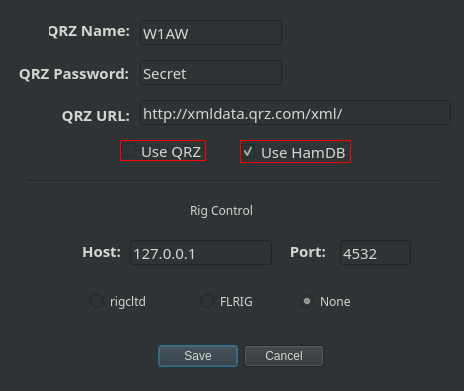
Old version of the form settings.ui in the repository mbridak/k1usnsst.
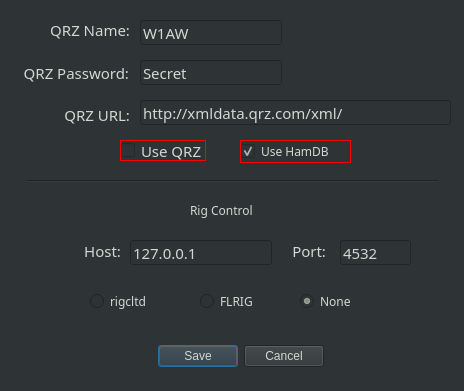
New version of the form.

Commit message: Fix: Made UI elemenst more windows friendly.

What changed in the file:
```diff
--- a/settings.ui
+++ b/settings.ui
@@ -66,8 +66,8 @@
     <font>
      <family>JetBrains Mono</family>
      <pointsize>11</pointsize>
-     <weight>75</weight>
-     <bold>true</bold>
+     <weight>50</weight>
+     <bold>false</bold>
     </font>
    </property>
    <property name="text">
@@ -90,8 +90,8 @@
     <font>
      <family>JetBrains Mono</family>
      <pointsize>11</pointsize>
-     <weight>75</weight>
-     <bold>true</bold>
+     <weight>50</weight>
+     <bold>false</bold>
     </font>
    </property>
    <property name="text">
@@ -114,8 +114,8 @@
     <font>
      <family>JetBrains Mono</family>
      <pointsize>11</pointsize>
-     <weight>75</weight>
-     <bold>true</bold>
+     <weight>50</weight>
+     <bold>false</bold>
     </font>
    </property>
    <property name="text">
@@ -138,8 +138,8 @@
     <font>
      <family>JetBrains Mono</family>
      <pointsize>11</pointsize>
-     <weight>75</weight>
-     <bold>true</bold>
+     <weight>50</weight>
+     <bold>false</bold>
     </font>
    </property>
    <property name="text">
@@ -162,8 +162,8 @@
     <font>
      <family>JetBrains Mono</family>
      <pointsize>11</pointsize>
-     <weight>75</weight>
-     <bold>true</bold>
+     <weight>50</weight>
+     <bold>false</bold>
     </font>
    </property>
    <property name="text">
@@ -341,7 +341,6 @@
    <property name="font">
     <font>
      <family>JetBrains Mono</family>
-     <pointsize>11</pointsize>
     </font>
    </property>
    <property name="styleSheet">
@@ -366,7 +365,7 @@
    <property name="font">
     <font>
      <family>JetBrains Mono</family>
-     <kerning>false</kerning>
+     <kerning>true</kerning>
     </font>
    </property>
    <property name="text">
```
The commit also changes 2 other files.
